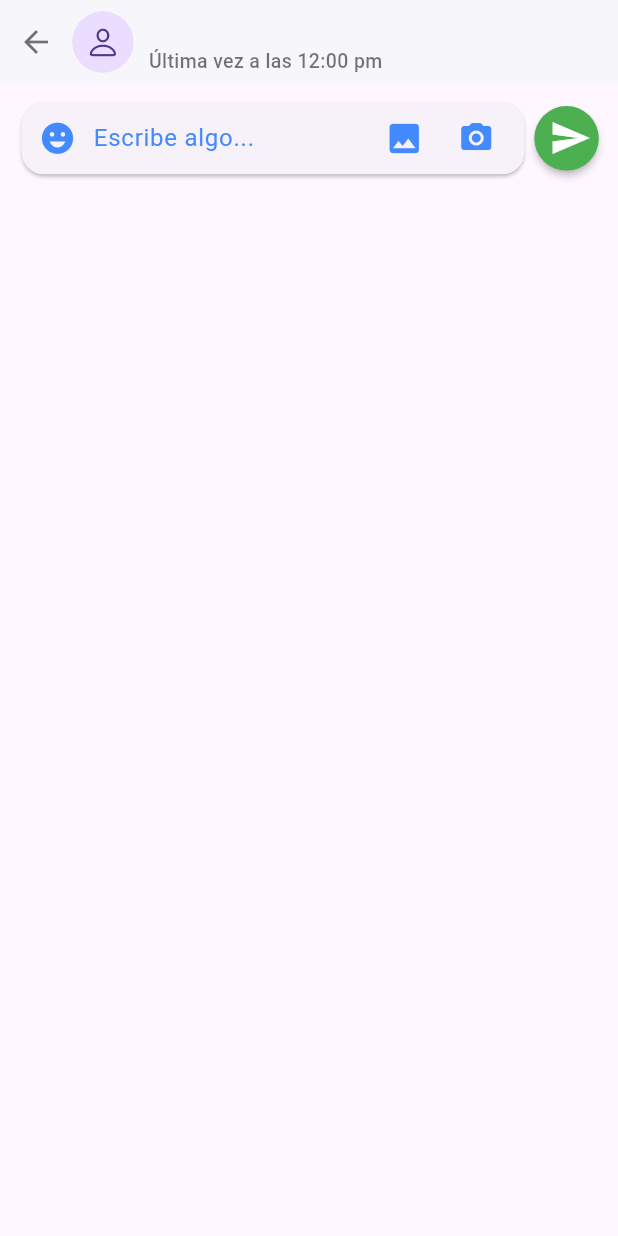
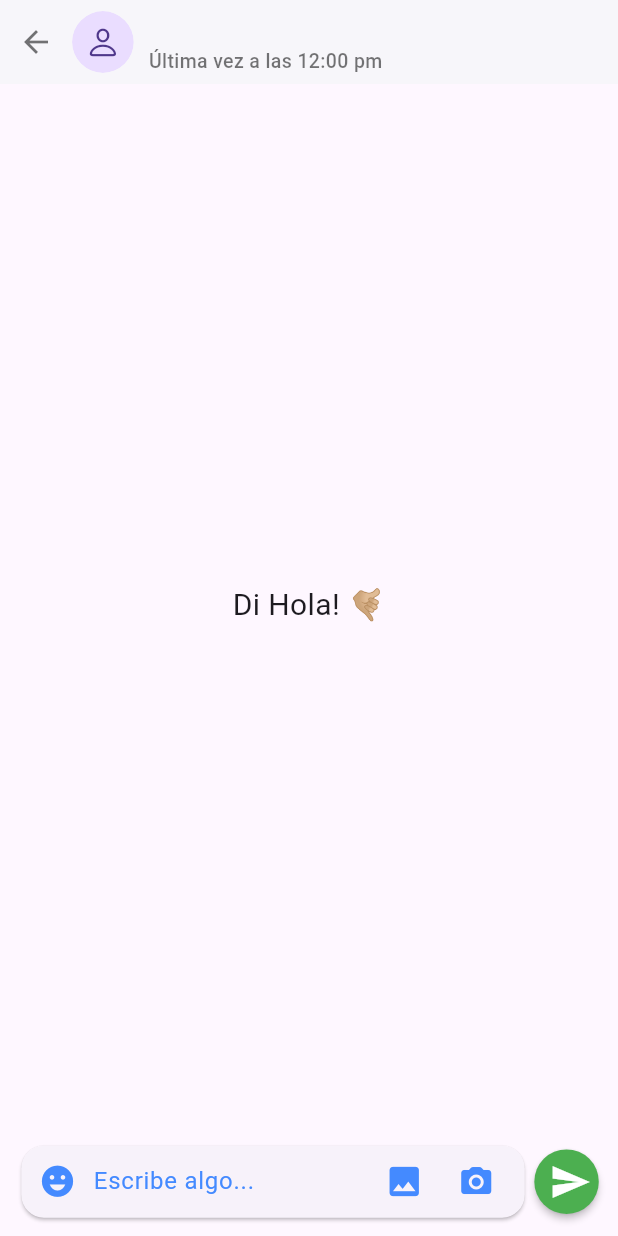
Before and after one commit to fran780/Direct, a Flutter app: the ChatScreen screen opened directly with empty values, on a phone screen of 412 x 824 dp. Run offline on Flutter 3.47's test engine with Material 3 defaults, Android fonts, the light colour scheme and no system bars; drawn by our look-alikes of cached_network_image; our stand-ins replace cloud_firestore, firebase_auth, firebase_core, firebase_storage, google_sign_in, image_picker; accounts and stored records are empty; network calls fail.

Commit message:
Etapa 34
Modificacion a pantalla de chat. Centrado de contenido y sugerencia de saludo.

Creacion de widget message_card

```diff
--- a/lib/screens/chat_screen.dart
+++ b/lib/screens/chat_screen.dart
@@ -24,7 +24,47 @@ class _ChatScreenState extends State<ChatScreen> {
 
         //body
         body: Column(
-          children: [_chaInput()],
+          children: [
+            Expanded(
+              child: StreamBuilder(
+                //stream: APIs.getAllUsers(),
+                builder: (context, snapshot) {
+                  switch (snapshot.connectionState) {
+                    //si los datos estan cargando
+                    case ConnectionState.waiting:
+                    case ConnectionState.none:
+                    //return const Center(child: CircularProgressIndicator());
+
+                    //Si algunos o todos los datos están cargados, muéstrelos.
+                    case ConnectionState.active:
+                    case ConnectionState.done:
+                      /*final data = snapshot.data?.docs;
+                    _list =
+                        data?.map((e) => ChatUser.fromJson(e.data())).toList() ??
+                            [];
+                    */
+                      final _list = [];
+
+                      if (_list.isNotEmpty) {
+                        return ListView.builder(
+                            itemCount: _list.length,
+                            padding: EdgeInsets.only(top: mq.height * .01),
+                            physics: BouncingScrollPhysics(),
+                            itemBuilder: (context, index) {
+                              return Text('Message: ${_list[index]}');
+                            });
+                      } else {
+                        return const Center(
+                          child: Text('Di Hola! 🤙🏼',
+                              style: TextStyle(fontSize: 20)),
+                        );
+                      }
+                  }
+                }, stream: null,
+              ),
+            ),
+            _chaInput()
+          ],
         ),
       ),
     );
--- /dev/null
+++ b/lib/widgets/message_card.dart
@@ -0,0 +1,15 @@
+import 'package:flutter/material.dart';
+
+class MessageCard extends StatefulWidget {
+  const MessageCard({super.key});
+
+  @override
+  State<MessageCard> createState() => _MessageCardState();
+}
+
+class _MessageCardState extends State<MessageCard> {
+  @override
+  Widget build(BuildContext context) {
+    return Container();
+  }
+}
```
